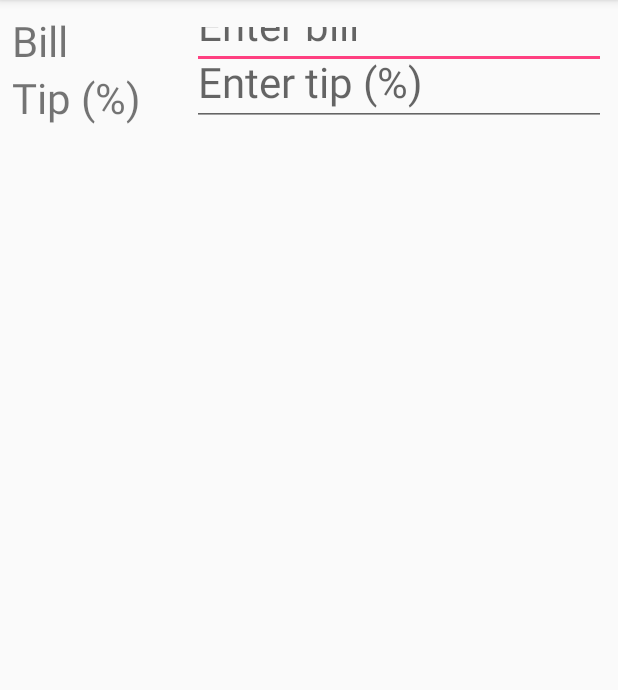
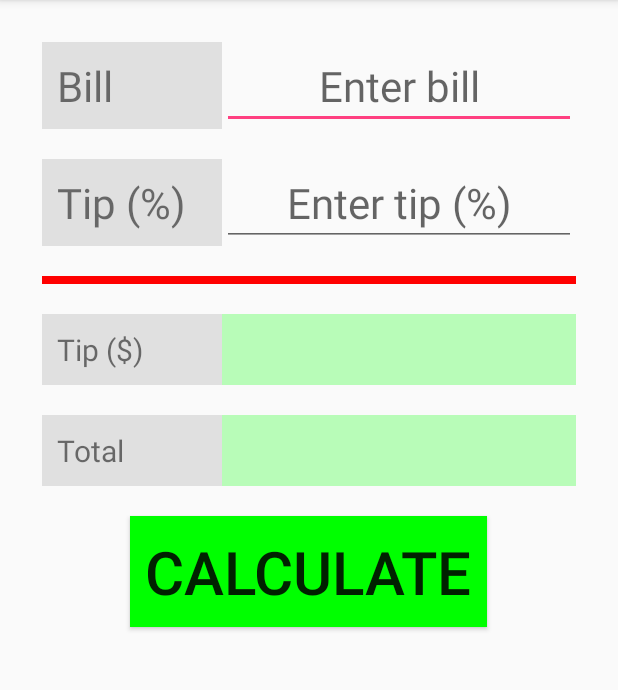
Before and after one commit to rrtran/Java-and-XML, an Android app: the screen it shows after launch (MainActivity), on a phone screen of 412 x 824 dp, the part 84-774 px from its top. Run offline under Robolectric (Android 15) with nearby library versions, the phone set to English and light mode, and no system bars.

Commit message:
Updated CalcuateTip
- Updated UI
- Added color values
- Added string values

```diff
--- a/app/src/main/res/layout/activity_main.xml
+++ b/app/src/main/res/layout/activity_main.xml
@@ -14,18 +14,26 @@
         android:id="@+id/label_bill"
         android:layout_width="wrap_content"
         android:layout_height="wrap_content"
+        android:layout_marginTop="20dp"
+        android:layout_marginLeft="20dp"
+        android:padding="10dp"
         android:minWidth="120dp"
         android:textSize="28sp"
-        android:text="@string/label_bill"/>
+        android:background="@color/lightGray"
+        android:text="@string/label_bill" />
 
     <EditText
         android:id="@+id/amount_bill"
         android:layout_width="wrap_content"
         android:layout_height="wrap_content"
+        android:padding="10dp"
+        android:layout_marginRight="20dp"
         android:layout_toRightOf="@+id/label_bill"
         android:layout_alignBottom="@+id/label_bill"
         android:layout_alignParentRight="true"
         android:textSize="28sp"
+        android:gravity="center"
+        android:textColor="@color/darkBlue"
         android:hint="@string/amount_bill_hint"
         android:inputType="numberDecimal" />
 
@@ -33,20 +41,95 @@
         android:id="@+id/label_tip_percent"
         android:layout_width="wrap_content"
         android:layout_height="wrap_content"
+        android:padding="10dp"
+        android:layout_marginTop="20dp"
         android:layout_below="@+id/label_bill"
         android:layout_alignLeft="@+id/label_bill"
         android:layout_alignRight="@+id/label_bill"
         android:textSize="28sp"
+        android:background="@color/lightGray"
         android:text="@string/label_tip_percent"/>
 
     <EditText
         android:id="@+id/amount_tip_percent"
         android:layout_width="wrap_content"
         android:layout_height="wrap_content"
+        android:padding="10dp"
         android:layout_toRightOf="@+id/label_tip_percent"
         android:layout_alignBottom="@+id/label_tip_percent"
         android:layout_alignRight="@+id/amount_bill"
         android:textSize="28sp"
+        android:gravity="center"
+        android:textColor="@color/darkBlue"
         android:hint="@string/amount_tip_percent_hint"
         android:inputType="number" />
+    <!-- red line -->
+    <View
+        android:id="@+id/red_line"
+        android:layout_below="@+id/label_tip_percent"
+        android:layout_marginTop="20dp"
+        android:layout_height="5dip"
+        android:layout_width="match_parent"
+        android:layout_alignLeft="@id/label_bill"
+        android:layout_alignRight="@id/amount_bill"
+        android:background="#FF00"/>
+
+    <TextView
+        android:id="@+id/label_tip"
+        android:layout_width="wrap_content"
+        android:layout_height="wrap_content"
+        android:layout_marginTop="20dp"
+        android:padding="10dp"
+        android:layout_below="@id/red_line"
+        android:layout_alignLeft="@+id/label_bill"
+        android:layout_alignRight="@+id/label_bill"
+        android:textSize="20sp"
+        android:background="@color/lightGray"
+        android:text="@string/label_tip"/>
+
+        <TextView
+            android:id="@+id/amount_tip"
+            android:layout_width="wrap_content"
+            android:layout_height="wrap_content"
+            android:padding="10dp"
+            android:layout_toRightOf="@+id/label_tip"
+            android:layout_alignBottom="@+id/label_tip"
+            android:layout_alignRight="@id/amount_bill"
+            android:background="@color/lightGreen"
+            android:gravity="center"
+            android:textSize="20sp"/>
+
+        <TextView
+            android:id="@+id/label_total"
+            android:layout_width="wrap_content"
+            android:layout_height="wrap_content"
+            android:layout_marginTop="20dp"
+            android:padding="10dp"
+            android:layout_below="@id/label_tip"
+            android:layout_alignLeft="@+id/label_bill"
+            android:layout_alignRight="@+id/label_bill"
+            android:textSize="20sp"
+            android:background="@color/lightGray"
+            android:text="@string/label_total"/>
+
+    <TextView
+        android:id="@+id/amount_total"
+        android:layout_width="wrap_content"
+        android:layout_height="wrap_content"
+        android:layout_alignRight="@id/amount_bill"
+        android:layout_alignBottom="@+id/label_total"
+        android:layout_toRightOf="@+id/label_total"
+        android:background="@color/lightGreen"
+        android:padding="10dp"
+        android:textSize="20sp" />
+
+    <Button
+        android:layout_width="wrap_content"
+        android:layout_height="wrap_content"
+        android:layout_marginTop="20dp"
+        android:padding="10dp"
+        android:layout_centerHorizontal="true"
+        android:layout_below="@+id/amount_total"
+        android:background="@color/darkGreen"
+        android:text="@string/button_calculate"/>
 </RelativeLayout>
--- a/app/src/main/res/values/colors.xml
+++ b/app/src/main/res/values/colors.xml
@@ -10,4 +10,8 @@
     <color name="colorPrimary">#FF0000</color>
     <color name="colorPrimaryDark">#303F9F</color>
     <color name="colorAccent">#FF4081</color>
+    <color name="lightGray">#DDDDDDDD</color>
+    <color name="lightGreen">#4400ff00</color>
+    <color name="darkGreen">#F0F0</color>
+    <color name="darkBlue">#F00F</color>
 </resources>
--- a/app/src/main/res/values/strings.xml
+++ b/app/src/main/res/values/strings.xml
@@ -4,4 +4,7 @@
     <string name="amount_bill_hint">Enter bill</string>
     <string name="label_tip_percent">Tip (%)</string>
     <string name="amount_tip_percent_hint">Enter tip (%)</string>
+    <string name="label_tip">Tip ($)</string>
+    <string name="label_total">Total</string>
+    <string name="button_calculate">CALCULATE</string>
 </resources>
```
